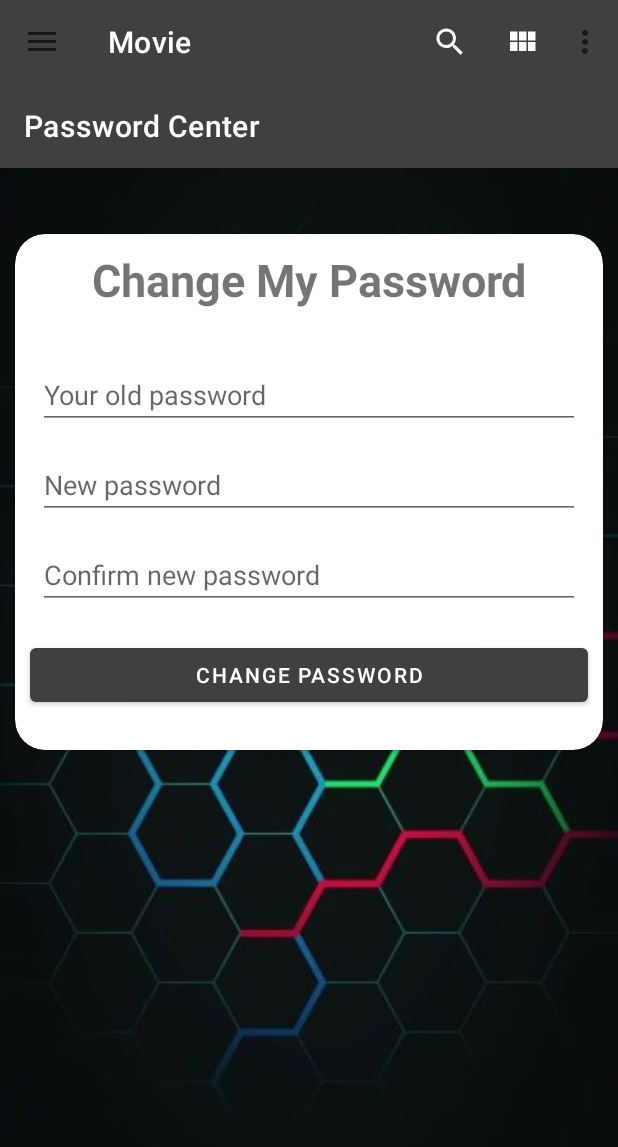
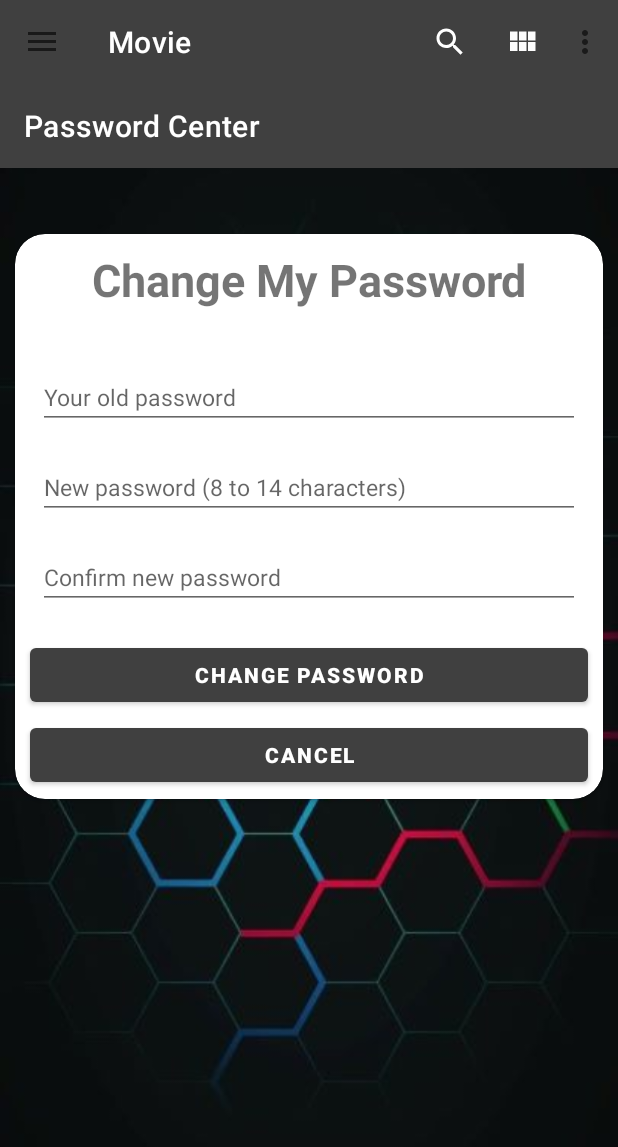
Before and after one commit to Moonlight200701/GraduationProject, an Android app: the fragment ChangePasswordFragment placed in its activity, on a phone screen of 412 x 824 dp. Shown: the top 1147 px of the screen. Run offline under Robolectric (Android 15) with nearby library versions, the phone set to English and light mode, and no system bars; our stand-ins replace EventBus, Firebase (no records; nobody signed in at launch, a user with empty details on screens opened directly), Picasso, androidx.preference; pictures from the network do not load; 2 statements that could not run were skipped.

Commit message:
Added changing password feature

```diff
--- a/app/src/main/java/com/example/mockproject/LoginActivity.kt
+++ b/app/src/main/java/com/example/mockproject/LoginActivity.kt
@@ -55,7 +55,6 @@ class LoginActivity : AppCompatActivity() {
                 fAuth.signInWithEmailAndPassword(mEmail, mPassword)
                     .addOnCompleteListener {
                         if (it.isSuccessful) {
-//                        Toast.makeText(this,"Logged in successfully", Toast.LENGTH_SHORT).show()
                             val user: FirebaseUser? = fAuth.currentUser
                             val db = FirebaseFirestore.getInstance()
                             val docRef = db.collection("Users").document(user!!.uid)
@@ -84,7 +83,7 @@ class LoginActivity : AppCompatActivity() {
                                                 Toast.LENGTH_SHORT
                                             )
                                                 .show()
-
+                                            loginBtn.isEnabled = false
                                             val intent = Intent(this, MainActivity::class.java)
                                             intent.putExtra("Username", name)
                                             intent.putExtra("Email", email)
--- a/app/src/main/java/com/example/mockproject/database/DatabaseOpenHelper.kt
+++ b/app/src/main/java/com/example/mockproject/database/DatabaseOpenHelper.kt
@@ -324,5 +324,10 @@ class DatabaseOpenHelper(
         return recordCount
     }
 
+    //The first time the app is installed in the device, get the data of an user on the database
+    fun synchronizeWithFirestore(){
+
+    }
+
 
 }
--- a/app/src/main/res/layout/fragment_change_password.xml
+++ b/app/src/main/res/layout/fragment_change_password.xml
@@ -25,7 +25,7 @@
 
         <LinearLayout
             android:layout_width="match_parent"
-            android:layout_height="344dp"
+            android:layout_height="wrap_content"
             android:orientation="vertical">
 
             <TextView
@@ -43,7 +43,9 @@
                 android:layout_height="40dp"
                 android:layout_marginHorizontal="15dp"
                 android:layout_marginTop="40dp"
-                android:hint="@string/your_old_password" />
+                android:hint="@string/your_old_password"
+                android:textSize="15sp"
+                android:inputType="textPassword"/>
 
 
             <EditText
@@ -52,7 +54,9 @@
                 android:layout_height="40dp"
                 android:layout_marginHorizontal="15dp"
                 android:layout_marginTop="20dp"
-                android:hint="@string/new_password" />
+                android:hint="@string/new_password"
+                android:textSize="15sp"
+                android:inputType="textPassword"/>
 
             <EditText
                 android:id="@+id/frg_password_confirmNewPwd"
@@ -60,7 +64,9 @@
                 android:layout_height="40dp"
                 android:layout_marginHorizontal="15dp"
                 android:layout_marginTop="20dp"
-                android:hint="@string/confirm_new_password" />
+                android:hint="@string/confirm_new_password"
+                android:textSize="15sp"
+                android:inputType="textPassword"/>
 
             <Button
                 android:id="@+id/frg_password_change_btn"
@@ -68,7 +74,20 @@
                 android:layout_height="wrap_content"
                 android:layout_marginHorizontal="10dp"
                 android:layout_marginTop="20dp"
-                android:text="@string/change" />
+                android:text="@string/change"
+                android:textStyle="bold"
+                />
+
+            <Button
+                android:id="@+id/frg_password_cancel_btn"
+                android:layout_width="match_parent"
+                android:layout_height="wrap_content"
+                android:layout_marginHorizontal="10dp"
+                android:layout_marginTop="5dp"
+                android:layout_marginBottom="5dp"
+                android:text="@string/cancel_btn"
+                android:textStyle="bold"
+                />
 
         </LinearLayout>
 
--- a/app/src/main/res/values/strings.xml
+++ b/app/src/main/res/values/strings.xml
@@ -37,7 +37,7 @@
     <string name="your_old_password">Your old password</string>
     <string name="confirm_new_password">Confirm new password</string>
     <string name="change">Change password</string>
-    <string name="new_password">New password</string>
+    <string name="new_password">New password (8 to 14 characters)</string>
     <string name="sample_name">Ex: Danny</string>
     <string name="movie">Movie</string>
     <string name="favorite">Favorite</string>
@@ -53,5 +53,9 @@
     <string name="example_birthday">Birthday: 20/07/2001</string>
     <string name="example_time_created">Time Created: 2024-12-02 23:03:04</string>
     <string name="dialog_question"><![CDATA[Where to watch :>]]></string>
-
+    <string name="cancel_btn">Cancel</string>
+    <string name="save_btn">Save</string>
+    <string name="male_gender">Male</string>
+    <string name="female_gender">Female</string>
+    <string name="gender">Gender:</string>
 </resources>
```
Also changed, not shown: app/src/main/java/com/example/mockproject/view/ChangePasswordFragment.kt (+85 -14 lines), app/src/main/java/com/example/mockproject/view/MovieFragment.kt (+16 -6 lines), app/src/main/res/layout/fragment_edit_profile.xml (+9 -9 lines).
